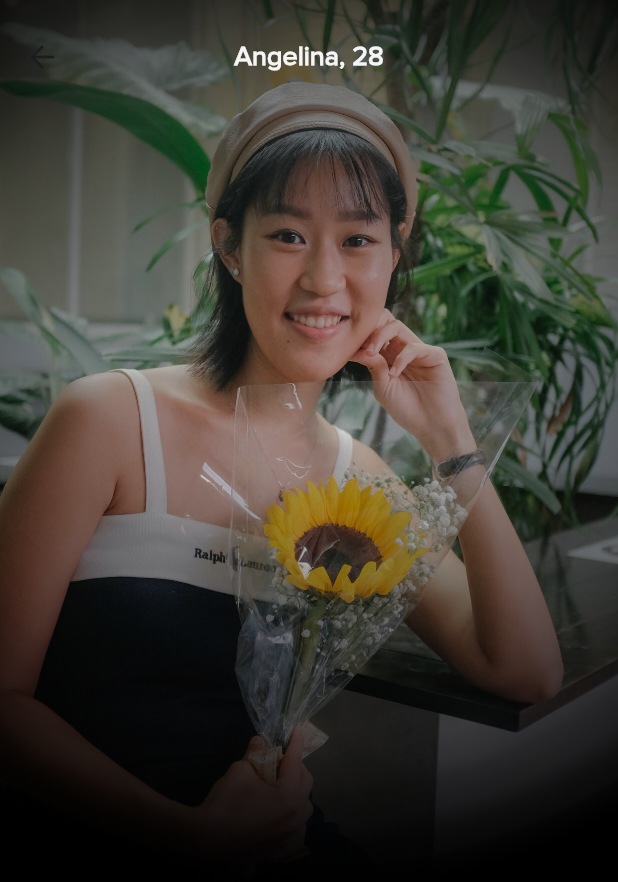
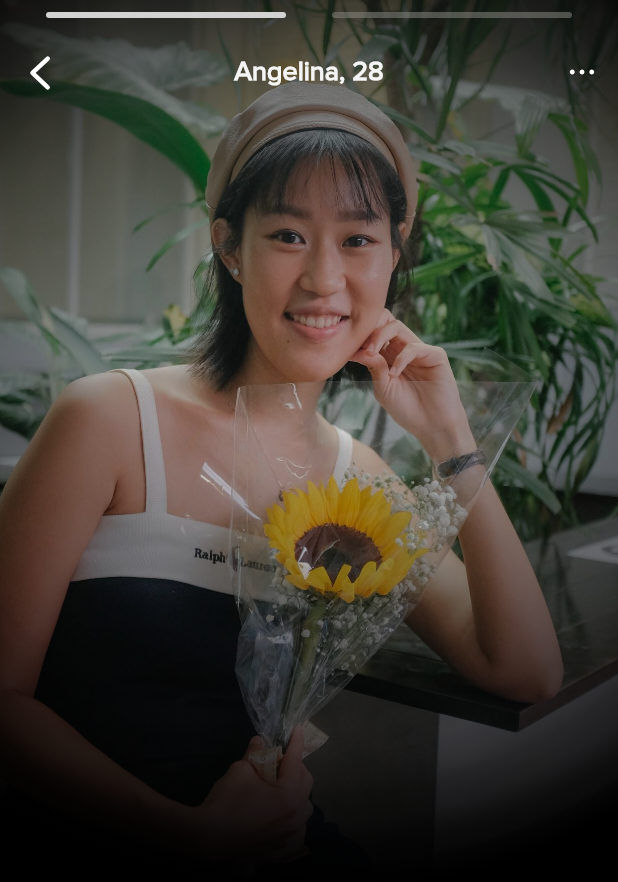
Before and after one commit to abhikatta/fe_interview_task_1, a Flutter app: the AudioRecordingPage screen opened directly, on a phone screen of 412 x 824 dp. Shown: the top 882 px of the screen. Run offline on Flutter 3.47's test engine with Material 3 defaults, Android fonts, the phone set to English and light mode, and no system bars; our stand-ins replace flutter_svg.

```diff
--- /dev/null
+++ b/lib/components/my_status_bar.dart
@@ -0,0 +1,89 @@
+import 'package:flutter/material.dart';
+import 'package:flutter_svg/flutter_svg.dart';
+
+class MyStatusBar extends StatelessWidget {
+  final String name;
+  final num age;
+  const MyStatusBar({
+    super.key,
+    required this.name,
+    required this.age,
+  });
+
+  @override
+  Widget build(BuildContext context) {
+    return Positioned(
+        top: 0,
+        left: 0,
+        right: 0,
+        child: Column(
+          children: [
+            Container(
+              height: 20,
+              color: Colors.transparent,
+              child: Row(
+                mainAxisAlignment: MainAxisAlignment.spaceEvenly,
+                children: [
+                  Container(
+                    width: 160,
+                    height: 4,
+                    decoration: BoxDecoration(
+                        color: const Color(0xFFD2D2D2),
+                        borderRadius: BorderRadius.circular(10)),
+                  ),
+                  Container(
+                    width: 160,
+                    height: 4,
+                    decoration: BoxDecoration(
+                        color: const Color(0x87878780),
+                        borderRadius: BorderRadius.circular(10)),
+                  ),
+                ],
+              ),
+            ),
+            Positioned(
+              top: 10,
+              left: 0,
+              right: 0,
+              child: AppBar(
+                backgroundColor: Colors.transparent,
+                centerTitle: true,
+                leading: GestureDetector(
+                  onTap: () {
+                    // Handle back button tap
+                    Navigator.of(context).pop();
+                  },
+                  child: SvgPicture.asset(
+                    'lib/assets/navigation_go_back.svg',
+                    width: 44,
+                    height: 44,
+                  ),
+                ),
+                actions: [
+                  GestureDetector(
+                    onTap: () {},
+                    child: SvgPicture.asset(
+                      'lib/assets/more_options.svg',
+                      width: 26,
+                      height: 26,
+                    ),
+                  ),
+                  const SizedBox(
+                    width: 11,
+                  )
+                ],
+                title: Text(
+                  '$name, $age',
+                  style: const TextStyle(
+                    fontSize: 18,
+                    color: Color(0xFFF5F5F5),
+                    fontWeight: FontWeight.w700,
+                    fontFamily: 'ProximaNova',
+                  ),
+                ),
+              ),
+            ),
+          ],
+        ));
+  }
+}
--- a/lib/pages/record_audio.dart
+++ b/lib/pages/record_audio.dart
@@ -1,9 +1,8 @@
+import 'package:fe_interview_task_1/components/my_status_bar.dart';
 import 'package:flutter/material.dart';
 import 'package:flutter_svg/flutter_svg.dart';
 
 class AudioRecordingPage extends StatelessWidget {
-  final String name = 'Angelina';
-  final num age = 28;
   const AudioRecordingPage({super.key});
 
   @override
@@ -45,23 +44,10 @@ class AudioRecordingPage extends StatelessWidget {
             ),
           ),
 
-          Positioned(
-              top: 10,
-              left: 0,
-              right: 0,
-              child: AppBar(
-                backgroundColor: Colors.transparent,
-                centerTitle: true,
-                title: Text(
-                  '$name, $age',
-                  style: const TextStyle(
-                    fontSize: 18,
-                    color: Color(0xFFF5F5F5),
-                    fontWeight: FontWeight.w700,
-                    fontFamily: 'ProximaNova',
-                  ),
-                ),
-              ))
+          const MyStatusBar(
+            name: "Angelina",
+            age: 28,
+          ),
         ],
       ),
     ));
```
